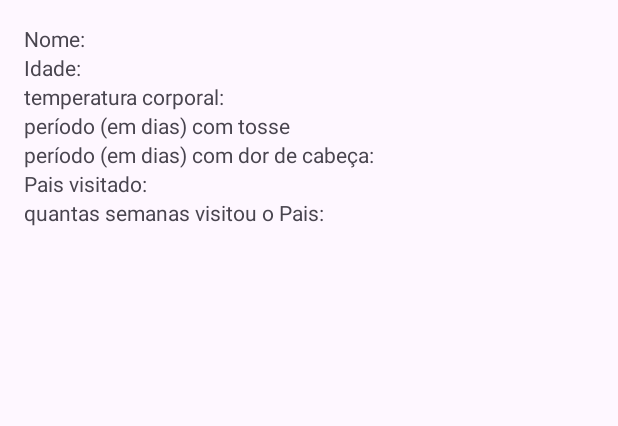
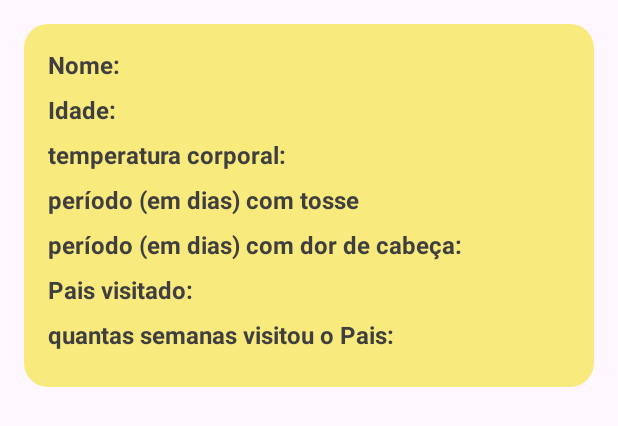
Before and after one commit to MatheusMangueira/horizon-covidMonitor, an Android app: the layout activity_patient_list_item.xml on its own in the app's theme, with its tools: preview values and no code run, on a phone screen of 412 x 824 dp. Shown: the top 426 px of the screen. Run offline under Robolectric (Android 15) with nearby library versions, the phone set to English and light mode, and no system bars.

Commit message:
fix: border and back button on patient list page

```diff
--- /dev/null
+++ b/app/src/main/res/drawable/baseline_arrow_back_24.xml
@@ -0,0 +1,5 @@
+<vector android:autoMirrored="true" android:height="24dp"
+    android:tint="#FFCD01" android:viewportHeight="24"
+    android:viewportWidth="24" android:width="24dp" xmlns:android="http://schemas.android.com/apk/res/android">
+    <path android:fillColor="@android:color/white" android:pathData="M20,11H7.83l5.59,-5.59L12,4l-8,8 8,8 1.41,-1.41L7.83,13H20v-2z"/>
+</vector>
--- /dev/null
+++ b/app/src/main/res/drawable/rounded_background.xml
@@ -0,0 +1,5 @@
+<shape xmlns:android="http://schemas.android.com/apk/res/android"
+    android:shape="rectangle">
+    <solid android:color="@color/white" /> <!-- Cor de fundo -->
+    <corners android:radius="16dp" /> <!-- Raio dos cantos, ajuste conforme necessário -->
+</shape>
--- a/app/src/main/res/layout/activity_patient_list_item.xml
+++ b/app/src/main/res/layout/activity_patient_list_item.xml
@@ -10,29 +10,60 @@
     >
 
 
+    <LinearLayout
+        android:layout_width="match_parent"
+        android:layout_height="wrap_content"
+        android:orientation="vertical"
+        android:padding="16dp"
+        android:layout_marginBottom="12dp"
+        android:background="@drawable/rounded_background"
+        android:backgroundTint="@color/whiteTwo"
+        >
+
+
+    >
         <TextView
             android:id="@+id/nameTextView"
             android:layout_width="wrap_content"
             android:layout_height="wrap_content"
-        android:text="Nome:" />
+            android:text="Nome:"
+            android:textSize="16dp"
+            android:textColor="@color/grey"
+            android:textStyle="bold"
+            android:layout_marginBottom="8dp"
+            />
 
         <TextView
             android:id="@+id/ageTextView"
             android:layout_width="wrap_content"
             android:layout_height="wrap_content"
-        android:text="Idade:" />
+            android:text="Idade:"
+            android:textSize="16dp"
+            android:textColor="@color/grey"
+            android:textStyle="bold"
+            android:layout_marginBottom="8dp"
+            />
 
         <TextView
             android:id="@+id/temperatureTextView"
             android:layout_width="wrap_content"
             android:layout_height="wrap_content"
-        android:text="temperatura corporal:" />
+            android:text="temperatura corporal:"
+            android:textSize="16dp"
+            android:textColor="@color/grey"
+            android:textStyle="bold"
+            android:layout_marginBottom="8dp"
+            />
 
         <TextView
             android:id="@+id/coughTextView"
             android:layout_width="wrap_content"
             android:layout_height="wrap_content"
             android:text="período (em dias) com tosse"
+            android:textSize="16dp"
+            android:textColor="@color/grey"
+            android:textStyle="bold"
+            android:layout_marginBottom="8dp"
             />
 
         <TextView
@@ -40,6 +71,10 @@
             android:layout_width="wrap_content"
             android:layout_height="wrap_content"
             android:text="período (em dias) com dor de cabeça:"
+            android:textSize="16dp"
+            android:textColor="@color/grey"
+            android:textStyle="bold"
+            android:layout_marginBottom="8dp"
             />
 
         <TextView
@@ -47,6 +82,10 @@
             android:layout_width="wrap_content"
             android:layout_height="wrap_content"
             android:text="Pais visitado:"
+            android:textSize="16dp"
+            android:textColor="@color/grey"
+            android:textStyle="bold"
+            android:layout_marginBottom="8dp"
             />
 
         <TextView
@@ -54,7 +93,15 @@
             android:layout_width="wrap_content"
             android:layout_height="wrap_content"
             android:text="quantas semanas visitou o Pais:"
+            android:textSize="16dp"
+            android:textColor="@color/grey"
+            android:textStyle="bold"
+            android:layout_marginBottom="8dp"
             />
+
+    </LinearLayout>
+
+
 
 
 </LinearLayout>
--- a/app/src/main/res/values-night/themes.xml
+++ b/app/src/main/res/values-night/themes.xml
@@ -4,4 +4,6 @@
         <!-- Customize your dark theme here. -->
         <!-- <item name="colorPrimary">@color/my_dark_primary</item> -->
     </style>
+
+
 </resources>
--- a/app/src/main/res/values/colors.xml
+++ b/app/src/main/res/values/colors.xml
@@ -5,4 +5,5 @@
     <color name="grey">#3f3f3f</color>
     <color name="yellow">#F1D10A</color>
     <color name="greenCheck">#B2308024</color>
+    <color name="whiteTwo">#C3F7E656</color>
 </resources>
```
Also changed, not shown: app/src/main/java/com/example/horizoncovidmonitor/PatientListActivity.java (+14 -0 lines), app/src/main/res/layout/activity_patient_list.xml (+26 -4 lines). Lines whose indentation alone changed are shown as unchanged.
